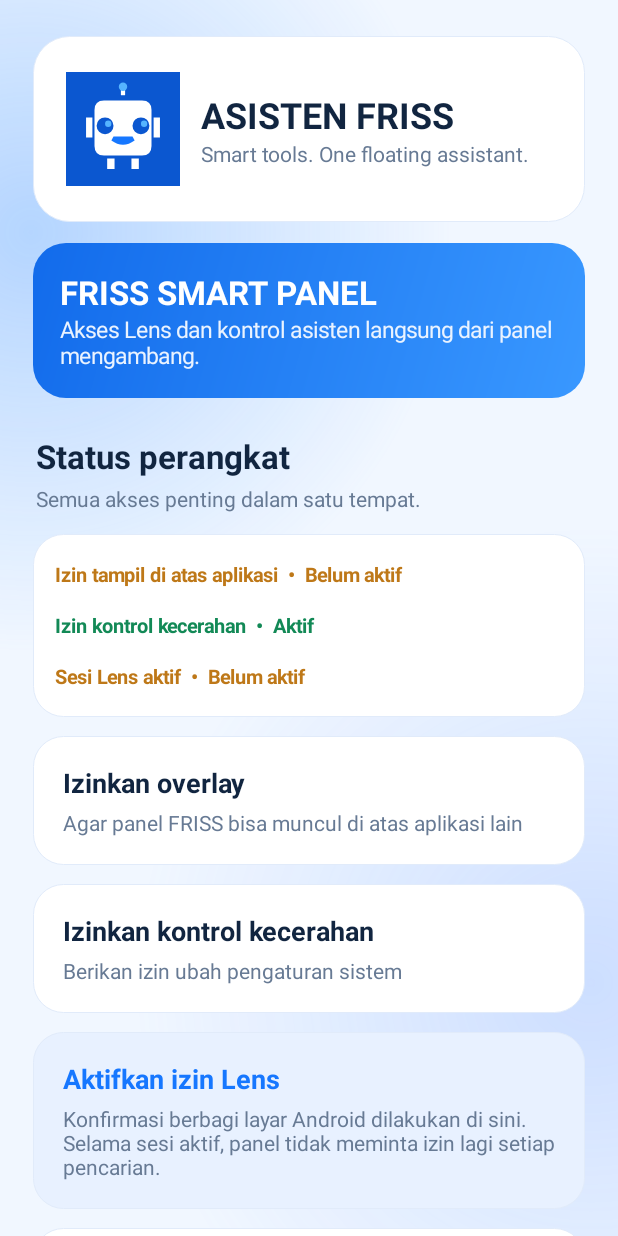
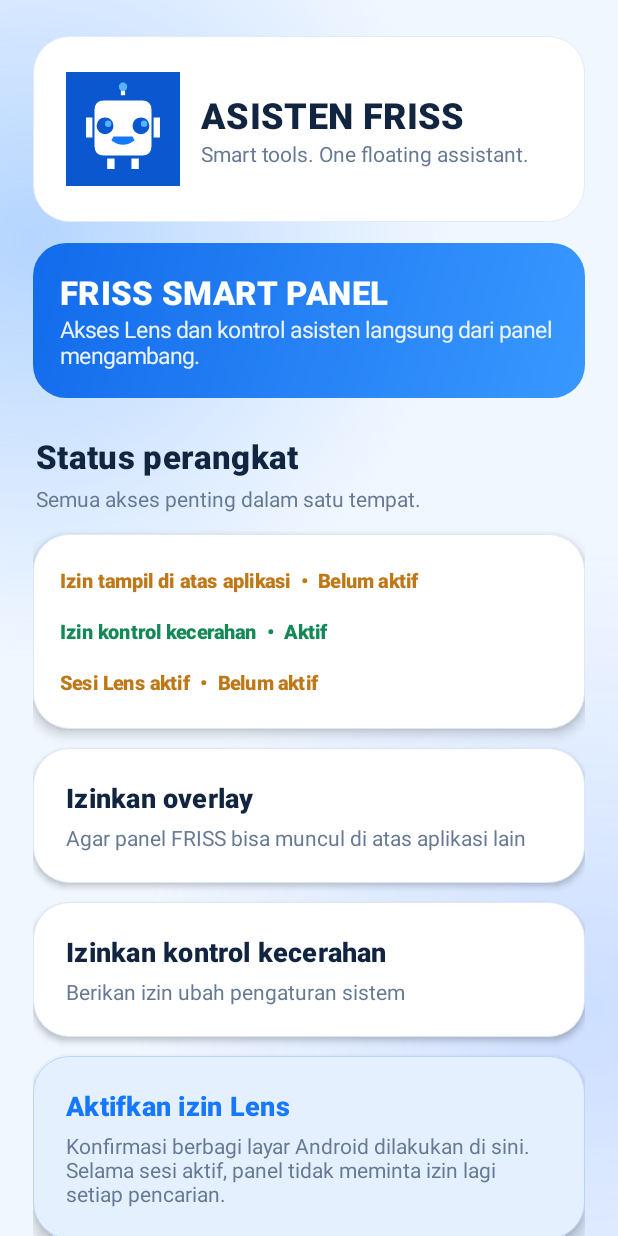
Before and after one commit to farisnesia1-coder/frisbotapk, an Android app: the screen it shows after launch (MainActivity), on a phone screen of 412 x 824 dp. Run offline under Robolectric (Android 15) with nearby library versions, the phone set to English and light mode, and no system bars.

Commit message:
Polish FRISS Assist cards and typography

```diff
--- a/overrides/app/src/main/java/id/friss/assist/MainActivity.kt
+++ b/overrides/app/src/main/java/id/friss/assist/MainActivity.kt
@@ -72,11 +72,11 @@ class MainActivity : Activity() {
   if(Build.VERSION.SDK_INT>=26)startForegroundService(s) else startService(s)
   Toast.makeText(this,"Izin Lens aktif. Tombol Google Lens di panel siap digunakan.",Toast.LENGTH_LONG).show();render()
  }
- private fun card()=LinearLayout(this).apply{orientation=1;setPadding(dp(15),dp(10),dp(15),dp(10));background=rounded(Color.WHITE,20,0xFFE1EBFA.toInt())}
+ private fun card()=LinearLayout(this).apply{orientation=1;setPadding(dp(18),dp(14),dp(18),dp(14));background=rounded(Color.WHITE,24,0xFFDCE8F8.toInt());elevation=dp(5).toFloat();clipToOutline=true}
  private fun statusRow(s:String,ok:Boolean)=txt("$s  •  ${if(ok)"Aktif" else "Belum aktif"}",13f,if(ok)Color.rgb(18,137,86) else Color.rgb(190,120,24),true).apply{setPadding(0,dp(8),0,dp(8))}
- private fun action(p:LinearLayout,t:String,d:String,primary:Boolean=false,fn:()->Unit){val v=LinearLayout(this).apply{orientation=1;setPadding(dp(20),dp(19),dp(20),dp(19));background=rounded(if(primary)Color.rgb(232,241,255) else Color.WHITE,20,0xFFE1EBFA.toInt());isClickable=true;isFocusable=true;setOnClickListener{fn()}}
+ private fun action(p:LinearLayout,t:String,d:String,primary:Boolean=false,fn:()->Unit){val v=LinearLayout(this).apply{orientation=1;setPadding(dp(22),dp(21),dp(22),dp(21));background=rounded(if(primary)Color.rgb(229,240,255) else Color.WHITE,24,if(primary)0xFFB8D4FF.toInt() else 0xFFDCE8F8.toInt());elevation=dp(if(primary)5 else 3).toFloat();minimumHeight=dp(82);isClickable=true;isFocusable=true;setOnClickListener{fn()}}
   v.addView(txt(t,18f,if(primary)blue else ink,true));v.addView(txt(d,14f,muted,false).apply{setPadding(0,dp(5),0,0)});p.addView(v,LinearLayout.LayoutParams(-1,-2).apply{topMargin=dp(13)})}
- private fun txt(s:String,z:Float,c:Int,b:Boolean)=TextView(this).apply{text=s;textSize=z;setTextColor(c);if(b)typeface=Typeface.DEFAULT_BOLD}
+ private fun txt(s:String,z:Float,c:Int,b:Boolean)=TextView(this).apply{text=s;textSize=z;setTextColor(c);typeface=Typeface.create(if(b)"sans-serif-medium" else "sans-serif",if(b)Typeface.BOLD else Typeface.NORMAL);letterSpacing=if(b)0.01f else 0f;includeFontPadding=true}
  private fun rounded(c:Int,r:Int,s:Int)=GradientDrawable().apply{setColor(c);cornerRadius=dp(r).toFloat();setStroke(dp(1),s)}
  private fun dp(v:Int)=(v*resources.displayMetrics.density).toInt()
 }
```
